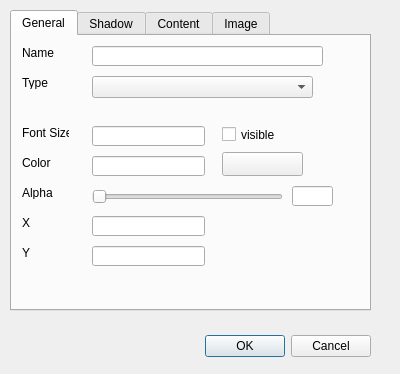
cfrankb/lgck-src, file src/lgck-builder/dlgdisplay.ui: the form before one commit.
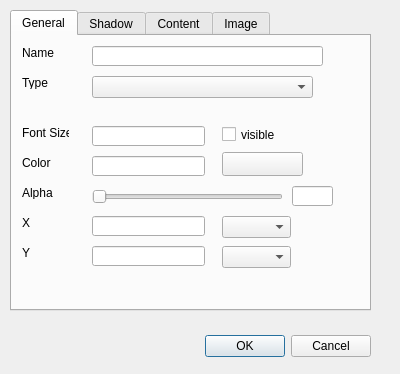
The form after the commit. Custom widgets are drawn as their Qt base class.

```diff
--- a/src/lgck-builder/dlgdisplay.ui
+++ b/src/lgck-builder/dlgdisplay.ui
@@ -251,6 +251,26 @@
       </rect>
      </property>
     </widget>
+    <widget class="QComboBox" name="cbFlagX">
+     <property name="geometry">
+      <rect>
+       <x>210</x>
+       <y>180</y>
+       <width>69</width>
+       <height>22</height>
+      </rect>
+     </property>
+    </widget>
+    <widget class="QComboBox" name="cbFlagY">
+     <property name="geometry">
+      <rect>
+       <x>210</x>
+       <y>210</y>
+       <width>69</width>
+       <height>22</height>
+      </rect>
+     </property>
+    </widget>
    </widget>
    <widget class="QWidget" name="tabShadow">
     <attribute name="title">
```
Left out of the diff: 24 changed lines with no effect on the pictures.
